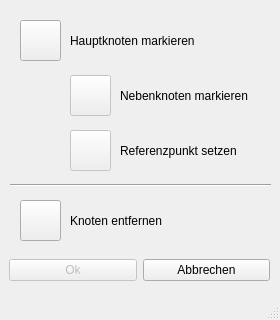
Before: the Qt Designer form Code/NodeEdit.ui in MSPietsch/HMI, drawn with Qt 5.
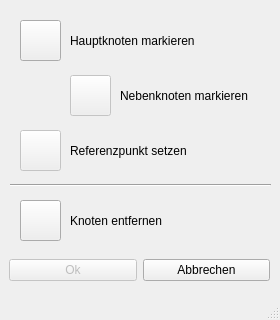
After: the same form once the commit is applied. Icons and pictures are not drawn.

Commit message: Knoteneditor Button funktionen erweitert

```diff
--- a/Code/NodeEdit.ui
+++ b/Code/NodeEdit.ui
@@ -216,7 +216,7 @@
     <widget class="QLabel" name="label_4">
      <property name="geometry">
       <rect>
-       <x>120</x>
+       <x>70</x>
        <y>125</y>
        <width>171</width>
        <height>51</height>
@@ -235,7 +235,7 @@
      </property>
      <property name="geometry">
       <rect>
-       <x>70</x>
+       <x>20</x>
        <y>130</y>
        <width>41</width>
        <height>41</height>
```
Left out of the diff: 2 changed lines with no effect on the pictures. The commit also changes 3 other files.
